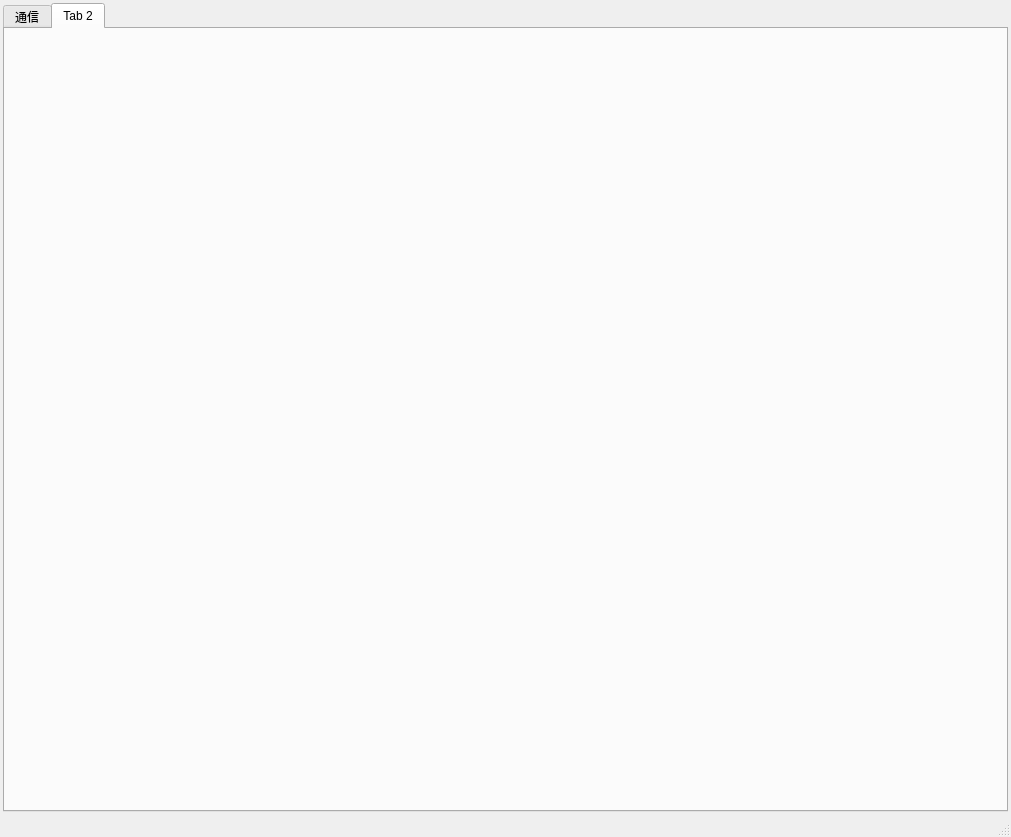
Qt form ProjectGlory/ui/mainwindow.ui (cxy510/VscodeQt) before a commit.
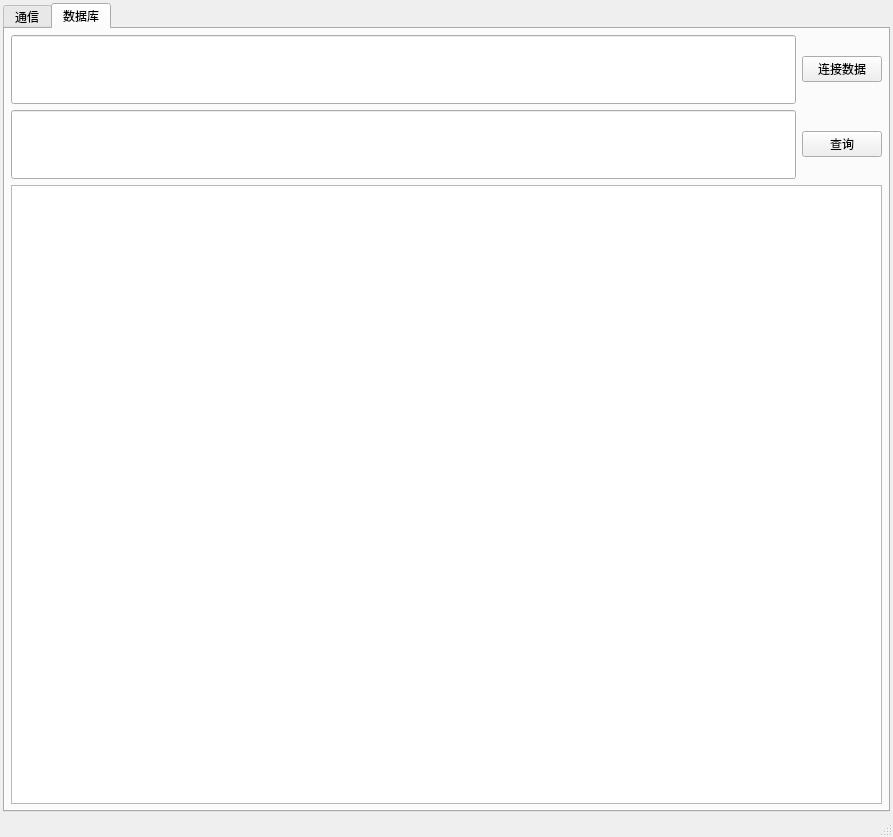
The same form after that commit. The open tabs and pages were chosen to show the change.

The edit to the form file:
```diff
--- a/ProjectGlory/ui/mainwindow.ui
+++ b/ProjectGlory/ui/mainwindow.ui
@@ -6,7 +6,7 @@
    <rect>
     <x>0</x>
     <y>0</y>
-    <width>1011</width>
+    <width>893</width>
     <height>837</height>
    </rect>
   </property>
@@ -72,8 +72,67 @@
       </widget>
       <widget class="QWidget" name="tab_2">
        <attribute name="title">
-        <string>Tab 2</string>
+        <string>数据库</string>
        </attribute>
+       <layout class="QGridLayout" name="gridLayout_2" rowstretch="1,1,9">
+        <property name="leftMargin">
+         <number>6</number>
+        </property>
+        <property name="topMargin">
+         <number>6</number>
+        </property>
+        <property name="rightMargin">
+         <number>6</number>
+        </property>
+        <property name="bottomMargin">
+         <number>6</number>
+        </property>
+        <item row="0" column="0">
+         <layout class="QHBoxLayout" name="horizontalLayout_2">
+          <item>
+           <widget class="QLineEdit" name="lineEdit_str">
+            <property name="sizePolicy">
+             <sizepolicy hsizetype="Expanding" vsizetype="Expanding">
+              <horstretch>0</horstretch>
+              <verstretch>0</verstretch>
+             </sizepolicy>
+            </property>
+           </widget>
+          </item>
+          <item>
+           <widget class="QPushButton" name="btn_opensqlite">
+            <property name="text">
+             <string>连接数据</string>
+            </property>
+           </widget>
+          </item>
+         </layout>
+        </item>
+        <item row="1" column="0">
+         <layout class="QHBoxLayout" name="horizontalLayout_3">
+          <item>
+           <widget class="QLineEdit" name="lineEdit_query">
+            <property name="sizePolicy">
+             <sizepolicy hsizetype="Expanding" vsizetype="Expanding">
+              <horstretch>0</horstretch>
+              <verstretch>0</verstretch>
+             </sizepolicy>
+            </property>
+           </widget>
+          </item>
+          <item>
+           <widget class="QPushButton" name="btn_query">
+            <property name="text">
+             <string>查询</string>
+            </property>
+           </widget>
+          </item>
+         </layout>
+        </item>
+        <item row="2" column="0">
+         <widget class="QTableView" name="tableView"/>
+        </item>
+       </layout>
       </widget>
      </widget>
     </item>
```
Left out of the diff: 4 changed lines with no effect on the pictures.
